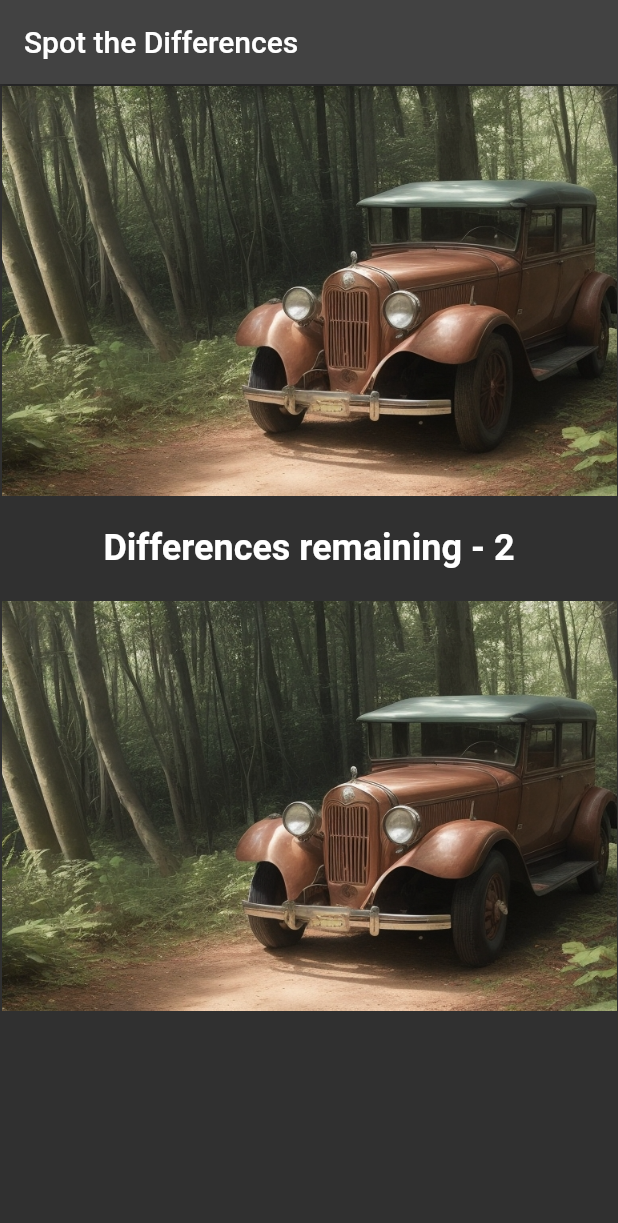
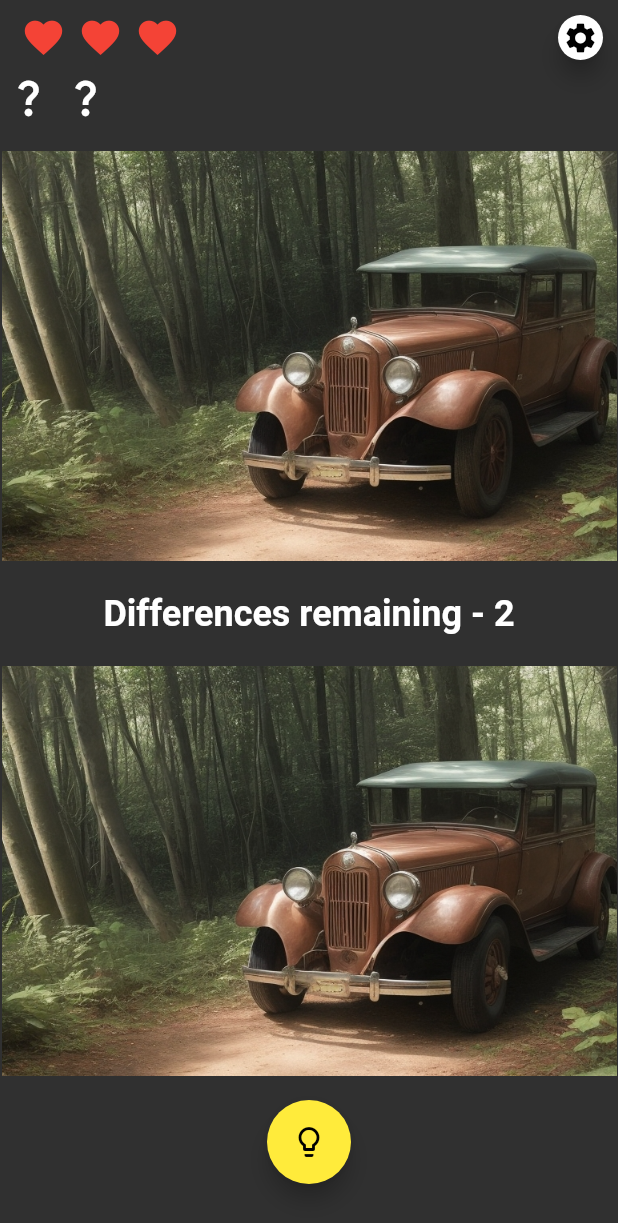
Before and after one commit to peterdobrev/spot-the-differences-application, a Flutter app: the screen it shows after launch, on a phone screen of 412 x 824 dp. Shown: the top 1223 px of the screen. Run offline on Flutter 3.47's test engine with Material 2 defaults, Android fonts, the phone set to English and light mode, and no system bars.

Commit message:
Added hearts, settings button, hint button, question marks for differences left:

```diff
--- a/flutter_application_1/lib/main.dart
+++ b/flutter_application_1/lib/main.dart
@@ -16,8 +16,8 @@ class MyApp extends StatelessWidget {
         theme: ThemeData.dark(),
         home: DifferencesScreen(
           imagePair: ImagePair(
-            leftImage: 'assets/vintage_car_in_woods_2.png',
-            rightImage: 'assets/vintage_car_in_woods_1.png',
+            topImage: 'assets/vintage_car_in_woods_2.png',
+            bottomImage: 'assets/vintage_car_in_woods_1.png',
             differenceAreas: [
               Rect.fromPoints(const Offset(0.2, 0.2), const Offset(0.3, 0.3)),
               Rect.fromPoints(const Offset(0.5, 0.5), const Offset(0.6, 0.6)),
--- a/flutter_application_1/lib/models/image_pair.dart
+++ b/flutter_application_1/lib/models/image_pair.dart
@@ -1,13 +1,13 @@
 import 'package:flutter/material.dart';
 
 class ImagePair {
-  final String leftImage;
-  final String rightImage;
+  final String topImage;
+  final String bottomImage;
   final List<Rect> differenceAreas;
 
   ImagePair({
-    required this.leftImage,
-    required this.rightImage,
+    required this.topImage,
+    required this.bottomImage,
     required this.differenceAreas,
   });
 }
--- a/flutter_application_1/lib/screens/differences_screen.dart
+++ b/flutter_application_1/lib/screens/differences_screen.dart
@@ -81,12 +81,12 @@ class _DifferencesScreenState extends State<DifferencesScreen> {
         );
 
         if (remainingDifferences == 0) {
-          Future.delayed(Duration(seconds: 2), () {
+          Future.delayed(const Duration(seconds: 2), () {
             Navigator.of(context).pushReplacement(MaterialPageRoute(
               builder: (context) => DifferencesScreen(
                 imagePair: ImagePair(
-                  leftImage: 'assets/vintage_car_in_woods_2.png',
-                  rightImage: 'assets/vintage_car_in_woods_1.png',
+                  topImage: 'assets/vintage_car_in_woods_2.png',
+                  bottomImage: 'assets/vintage_car_in_woods_1.png',
                   differenceAreas: [
                     Rect.fromPoints(
                         const Offset(0.2, 0.2), const Offset(0.3, 0.3)),
@@ -110,17 +110,22 @@ class _DifferencesScreenState extends State<DifferencesScreen> {
   @override
   Widget build(BuildContext context) {
     return Scaffold(
-      appBar: AppBar(
-        title: const Text("Spot the Differences"),
+      body: Stack(
+        children: [
+          Column(
+            mainAxisAlignment: MainAxisAlignment.center,
+            children: [
+              // Top image
+              Padding(
+                  padding: const EdgeInsets.only(top: 30.0),
+                  child: buildQuestionMarks(differenceAreas.length)),
+              Padding(
+                padding: const EdgeInsets.all(1.0) +
+                    const EdgeInsets.only(top: 20.0),
+                child: buildImage(
+                    context, widget.imagePair.topImage, leftImageKey),
               ),
-      body: Column(
-        //mainAxisAlignment: MainAxisAlignment.center,
-        children: [
-          Padding(
-            padding: const EdgeInsets.all(1.0),
-            child:
-                buildImage(context, widget.imagePair.leftImage, leftImageKey),
-          ),
+              // Spot the Differences text
               Padding(
                 padding: const EdgeInsets.all(20.0),
                 child: Text(
@@ -131,11 +136,41 @@ class _DifferencesScreenState extends State<DifferencesScreen> {
                   ),
                 ),
               ),
+              //Bottom image
               Padding(
                 padding: const EdgeInsets.all(1.0),
-            child:
-                buildImage(context, widget.imagePair.rightImage, rightImageKey),
+                child: buildImage(
+                    context, widget.imagePair.bottomImage, rightImageKey),
               ),
+              // Lightbulb button
+              Padding(
+                padding: const EdgeInsets.all(15.0),
+                child: FloatingActionButton(
+                  onPressed: () {},
+                  backgroundColor: Colors.yellow,
+                  child: const Icon(Icons.lightbulb_outline),
+                ),
+              ),
+            ],
+          ),
+          Positioned(
+            top: 10,
+            left: 10,
+            child: buildHearts(3),
+          ),
+          Positioned(
+            top: 10,
+            right: 10,
+            child: SizedBox(
+              height: 30.0,
+              width: 30.0,
+              child: FloatingActionButton(
+                onPressed: () {},
+                backgroundColor: Colors.white,
+                child: const Icon(Icons.settings),
+              ),
+            ),
+          )
         ],
       ),
     );
@@ -160,4 +195,34 @@ class _DifferencesScreenState extends State<DifferencesScreen> {
       ),
     );
   }
+
+  Widget buildHearts(int count) {
+    return Row(
+        children: List.generate(
+      count,
+      (index) => const Padding(
+        padding: EdgeInsets.symmetric(horizontal: 4.0), // Space between hearts
+        child: Icon(
+          Icons.favorite,
+          color: Colors.red,
+          size: 30.0,
+        ),
+      ),
+    ));
   }
+
+  Widget buildQuestionMarks(int count) {
+    return Row(
+        children: List.generate(
+      count,
+      (index) => const Padding(
+        padding: EdgeInsets.symmetric(horizontal: 4.0), // Space between hearts
+        child: Icon(
+          Icons.question_mark_outlined,
+          color: Colors.white,
+          size: 30.0,
+        ),
+      ),
+    ));
+  }
+}
```
Lines whose indentation alone changed are shown as unchanged.
